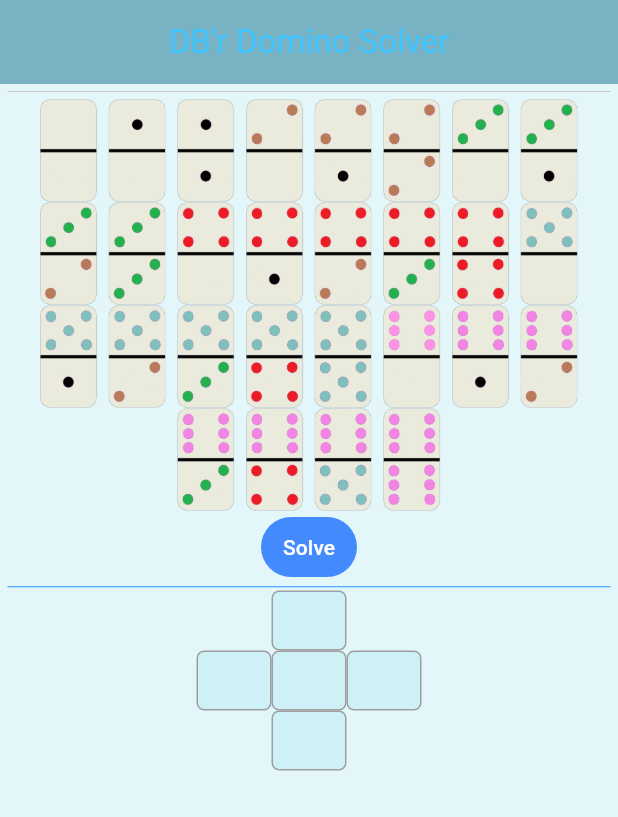
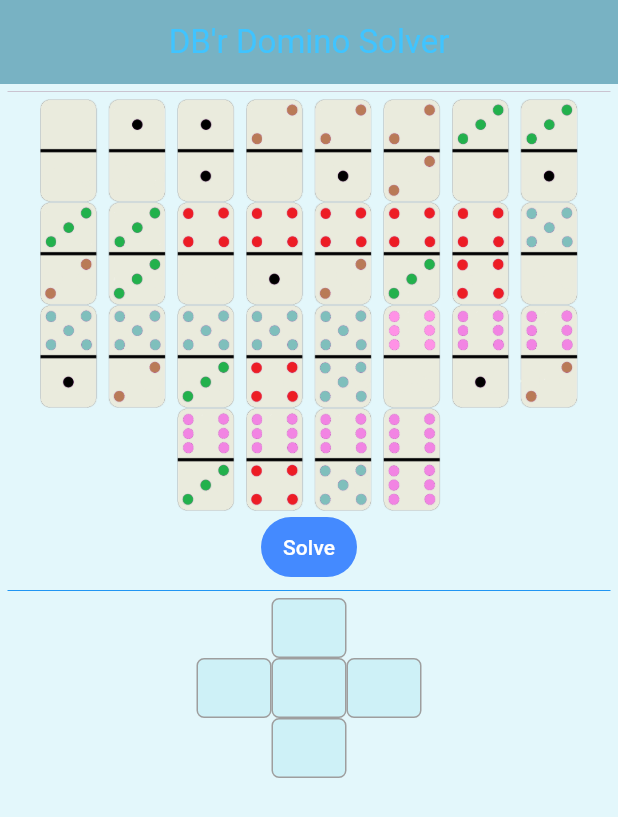
Before and after one commit to des-albert/domsix, a Flutter app: the screen it shows after launch, on a phone screen of 412 x 824 dp. Shown: the top 817 px of the screen. Run offline on Flutter 3.47's test engine with Material 3 defaults, Android fonts, the phone set to English and light mode, and no system bars.

Commit message:
first commit

```diff
--- a/lib/main.dart
+++ b/lib/main.dart
@@ -684,7 +684,7 @@ class _DominoFormState extends State<DominoForm> {
           ),
           const Divider(
             color: Colors.blue,
-            height: 5,
+            height: 10,
             thickness: 0,
             indent: 5,
             endIndent: 5,
@@ -856,7 +856,7 @@ class _DominoFormState extends State<DominoForm> {
               children: [
                 const Divider(
                   color: Colors.blue,
-                  height: 5,
+                  height: 10,
                   thickness: 0,
                   indent: 5,
                   endIndent: 5,
```
